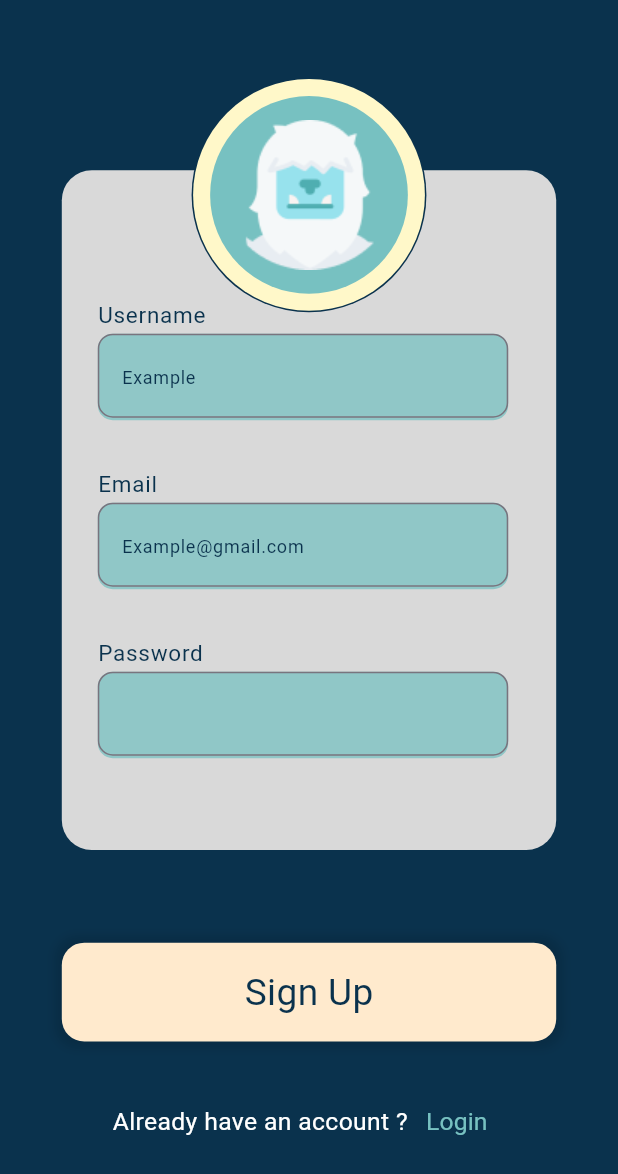
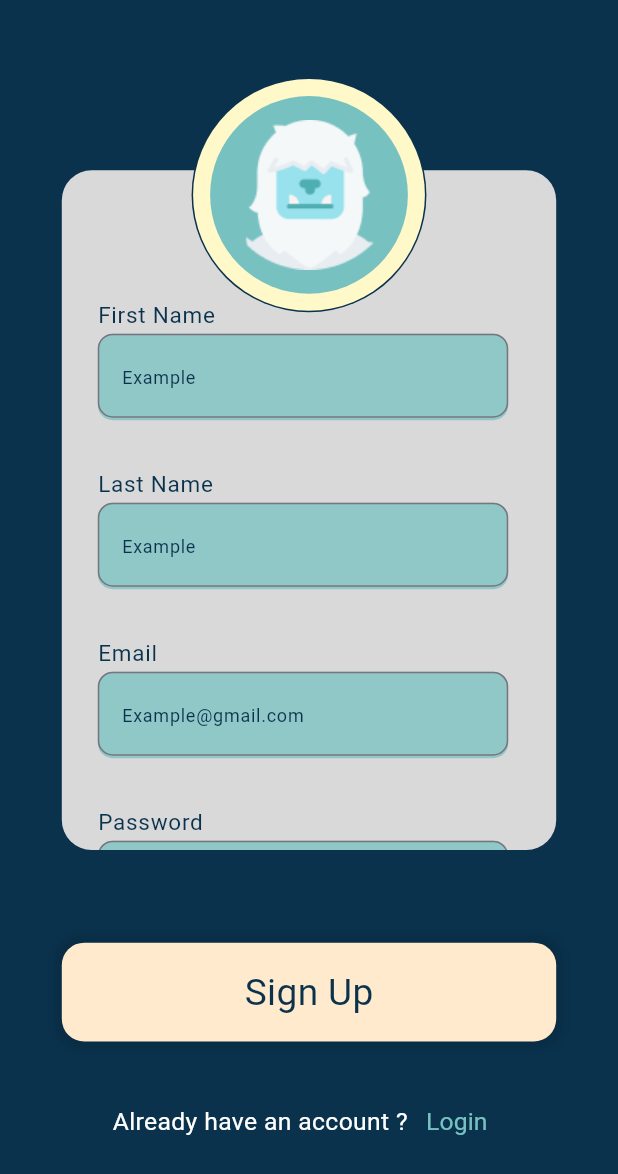
Before and after one commit to Fatina-Lababidi/Osscam_App, a Flutter app: the LogInPage screen opened directly, after a tap on "Login", after a tap on "Sign Up", on a phone screen of 412 x 824 dp. Shown: the top 1174 px of the screen. Run offline on Flutter 3.47's test engine with Material 3 defaults, Android fonts, the phone set to English and light mode, and no system bars; drawn by our look-alikes of dotted_border, flutter_animate; our stand-ins replace bloc, dio, flutter_bloc, page_transition, shared_preferences; accounts and stored records are empty; network calls fail.

Commit message:
add & fix

```diff
--- a/lib/main.dart
+++ b/lib/main.dart
@@ -1,5 +1,6 @@
 import 'package:flutter/material.dart';
 import 'package:osscam/config.dart';
+// ignore: unused_import
 import 'package:osscam/pages/create_or_join_page.dart';
 // ignore: unused_import
 import 'package:osscam/pages/interance_page.dart';
@@ -21,8 +22,8 @@ class MyApp extends StatelessWidget {
     return  MaterialApp(
       debugShowCheckedModeBanner: false,
       home:
-      // LogInPage(),
-       CreateOrJoinPage()
+      LogInPage(),
+      //  CreateOrJoinPage()
       // InterancePage(),
     );
   }
--- a/lib/pages/login_page.dart
+++ b/lib/pages/login_page.dart
@@ -15,6 +15,7 @@ class LogInPage extends StatelessWidget {
   LogInPage({super.key});
   final TextEditingController email = TextEditingController();
   final TextEditingController password = TextEditingController();
+  final bool isChecked = false;
   @override
   Widget build(BuildContext context) {
     final screenHieght = MediaQuery.of(context).size.height;
@@ -60,6 +61,10 @@ class LogInPage extends StatelessWidget {
                                           CreateOrJoinPage(),
                                     ),
                                   );
+                                    // if (state is Success) {
+                                    //   context.read<AppBloc>().add(SigendUp()); // coding that in SignUpPage only .. don't know here what should we do?
+                                    // }
+                                    //Todo AppBloc
                                 }
                               },
                               child: LoginTextField(
@@ -68,6 +73,24 @@ class LogInPage extends StatelessWidget {
                               ).animate().fade(
                                   delay: .7.seconds, duration: .8.seconds),
                             ),
+                            Row(
+
+                                children: [
+                                  SizedBox(width: 20,),
+                                  Checkbox(
+                                      value: isChecked,
+                                      onChanged: (value) {
+                                        value = true;
+                                      }),
+                                  Text(
+                                    "Remember me",
+                                    style: TextStyle(
+                                        color: AppColors.primaryColor,
+                                        fontSize: 15,
+                                        fontWeight: FontWeight.w400),
+                                  )
+                                ],
+                              )
                           ],
                         ),
                       ),
--- a/lib/pages/signin_page.dart
+++ b/lib/pages/signin_page.dart
@@ -17,6 +17,8 @@ class SigninPage extends StatelessWidget {
   final TextEditingController password = TextEditingController();
   final TextEditingController firstName = TextEditingController();
   final TextEditingController lastName = TextEditingController();
+  final bool isChecked = false;
+
   @override
   Widget build(BuildContext context) {
     final double screenHieght = MediaQuery.of(context).size.height;
@@ -48,9 +50,15 @@ class SigninPage extends StatelessWidget {
                                 height: 70,
                               ),
                               LoginTextField(
-                                text: "Username",
+                                text: "First Name",
                                 hintText: "Example",
                                 controller: firstName,
+                              ).animate().fade(
+                                  delay: .5.seconds, duration: .6.seconds),
+                              LoginTextField(
+                                text: "Last Name",
+                                hintText: "Example",
+                                controller: lastName,
                               ).animate().fade(
                                   delay: .5.seconds, duration: .6.seconds),
                               LoginTextField(
@@ -69,6 +77,10 @@ class SigninPage extends StatelessWidget {
                                             const CreateOrJoinPage(),
                                       ),
                                     );
+                                    //                      if (state is Success) {
+                                    //   context.read<AppBloc>().add(SigendUp());
+                                    // }
+                                    //Todo AppBloc
                                   }
                                 },
                                 child: LoginTextField(
@@ -77,6 +89,25 @@ class SigninPage extends StatelessWidget {
                                 ).animate().fade(
                                     delay: .9.seconds, duration: .8.seconds),
                               ),
+                              Row(
+                                children: [
+                                  SizedBox(
+                                    width: 20,
+                                  ),
+                                  Checkbox(
+                                      value: isChecked,
+                                      onChanged: (value) {
+                                        value = true;
+                                      }),
+                                  Text(
+                                    "Remember me",
+                                    style: TextStyle(
+                                        color: AppColors.primaryColor,
+                                        fontSize: 15,
+                                        fontWeight: FontWeight.w400),
+                                  )
+                                ],
+                              )
                             ],
                           ),
                         ),
--- a/lib/service/login_service.dart
+++ b/lib/service/login_service.dart
@@ -6,11 +6,11 @@ import 'package:shared_preferences/shared_preferences.dart';
 logIn(LoginUserModel user)async{
   Dio dio=Dio();
   Response response = await dio.post(
-    "http://localhost:3010/api/v1/auth/authenticate",
+    "https://projects-management-system.onrender.com/api/v1/auth/authenticate",
     data: user.toMap()
   );
   config.get<SharedPreferences>().setString('token',response.data['token']);
-  if(response.statusCode == 202){
+  if(response.statusCode == 200){
     return true;
   }else{
     return false;
--- a/lib/service/register_service.dart
+++ b/lib/service/register_service.dart
@@ -6,9 +6,9 @@ import 'package:shared_preferences/shared_preferences.dart';
 SignUpService(SignupUserModel userModel) async {
   Dio dio = Dio();
   Response response =
-      await dio.post("http://localhost:3010/api/v1/auth/register",
-          data: userModel.toJson(), //tomap()
-          options: Options(headers: {"Content-Type": 'application/json'}));
+      await dio.post("https://projects-management-system.onrender.com/api/v1/auth/register",
+          data: userModel.toMap(),
+);
   if (response.statusCode == 200) {
     print(response.data);
     final token =response.data['token'];
@@ -18,7 +18,7 @@ SignUpService(SignupUserModel userModel) async {
    // throw DioError(response: response,error: 'faild');
   }
   config.get<SharedPreferences>().setString('token', response.data['token']);
-  if (response.statusCode == 202) {
+  if (response.statusCode == 200) {
     return true;
   } else {
     return false;
```
